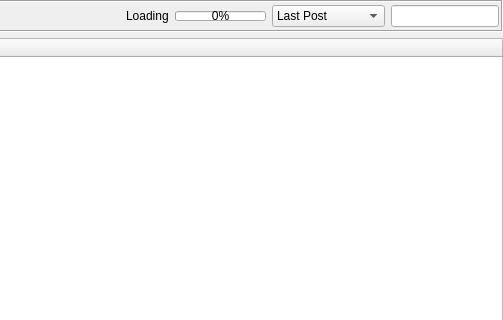
This is retroshare-gui/src/gui/gxsforums/GxsForumThreadWidget.ui in RetroShare/RetroShare as Qt 5 draws it before an edit; both pictures show x 714 to 1217 and y 0 to 320 of the 1217 by 721 pixel window. The edited form follows.
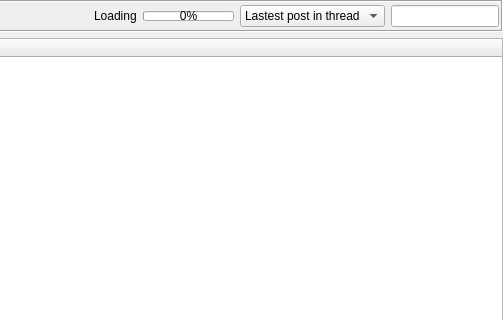
This is the edited form. Icons and pictures are not drawn. Custom widgets are drawn as their Qt base class.

Commit message: fixed sorting of pinned posts in "Lastest post in thread" mode

```diff
--- a/retroshare-gui/src/gui/gxsforums/GxsForumThreadWidget.ui
+++ b/retroshare-gui/src/gui/gxsforums/GxsForumThreadWidget.ui
@@ -182,7 +182,7 @@
            <widget class="QComboBox" name="viewBox">
             <item>
              <property name="text">
-              <string>Last Post</string>
+              <string>Lastest post in thread</string>
              </property>
             </item>
             <item>
```
Left out of the diff: 2 changed lines with no effect on the pictures. The commit also changes 1 other file.
